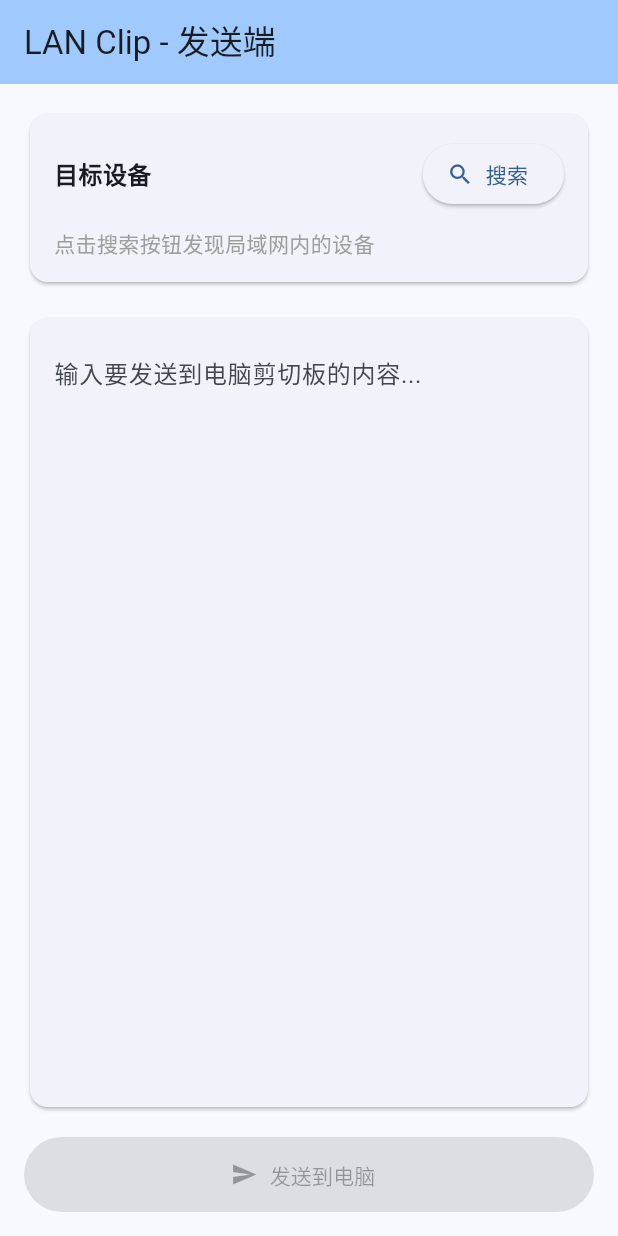
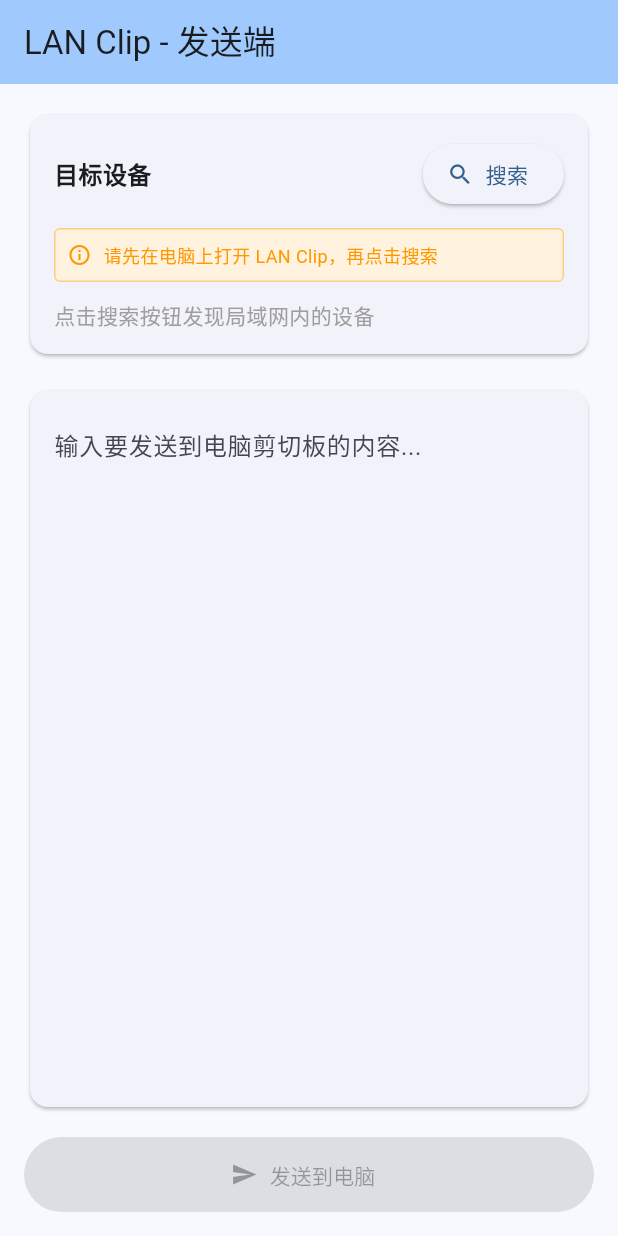
Before and after one commit to oldjs/lan_clip, a Flutter app: the screen it shows after launch, on a phone screen of 412 x 824 dp. Run offline on Flutter 3.47's test engine with Material 3 defaults, Android fonts, the phone set to English and light mode, and no system bars; missing offline and left inert: network_info_plus, tray_manager, window_manager.

Commit message:
Update dependencies, enhance README, and improve UI features. Added new packages to pubspec.lock, updated flutter_launcher_icons version, and improved desktop and mobile screens with better history management and user prompts.

```diff
--- a/lib/screens/mobile_screen.dart
+++ b/lib/screens/mobile_screen.dart
@@ -149,6 +149,28 @@
                       ],
                     ),
                     const SizedBox(height: 12),
+                    // 提示信息
+                    Container(
+                      padding: const EdgeInsets.all(8),
+                      decoration: BoxDecoration(
+                        color: Colors.orange.shade50,
+                        borderRadius: BorderRadius.circular(4),
+                        border: Border.all(color: Colors.orange.shade200),
+                      ),
+                      child: const Row(
+                        children: [
+                          Icon(Icons.info_outline, size: 16, color: Colors.orange),
+                          SizedBox(width: 8),
+                          Expanded(
+                            child: Text(
+                              '请先在电脑上打开 LAN Clip，再点击搜索',
+                              style: TextStyle(color: Colors.orange, fontSize: 12),
+                            ),
+                          ),
+                        ],
+                      ),
+                    ),
+                    const SizedBox(height: 12),
                     if (_devices.isEmpty)
                       const Text('点击搜索按钮发现局域网内的设备', style: TextStyle(color: Colors.grey))
                     else
--- a/pubspec.yaml
+++ b/pubspec.yaml
@@ -46,6 +46,9 @@
   flutter_test:
     sdk: flutter
 
+  # 图标生成工具
+  flutter_launcher_icons: ^0.14.3
+
   # The "flutter_lints" package below contains a set of recommended lints to
   # encourage good coding practices. The lint set provided by the package is
   # activated in the `analysis_options.yaml` file located at the root of your
```
Also changed, not shown: flutter_launcher_icons.yaml (added, +10 -0 lines), lib/screens/desktop_screen.dart (+24 -2 lines), assets/icon.png (added), pubspec.lock, 5 other files.
